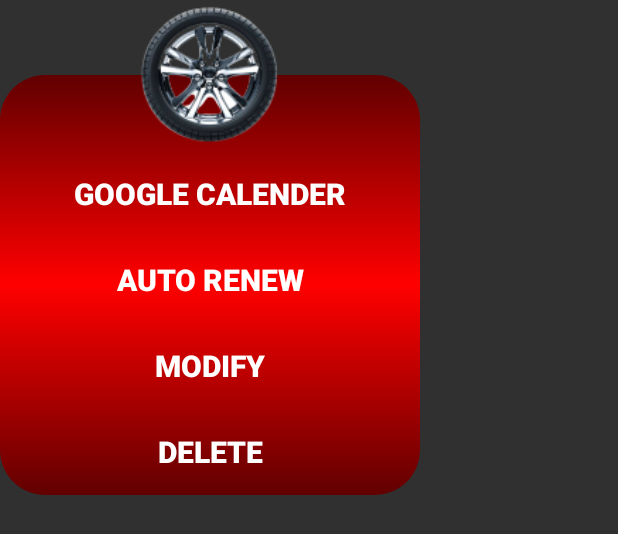
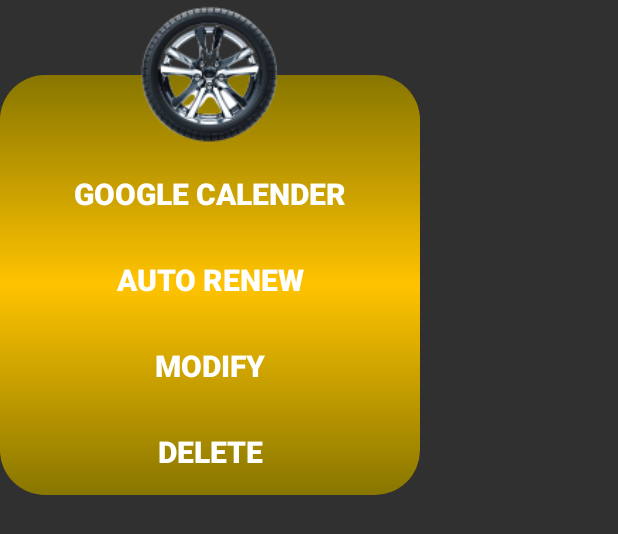
Before and after one commit to kiukiu328/FYP, an Android app: the layout evm_dialog.xml on its own in the app's theme, with its tools: preview values and no code run, on a phone screen of 412 x 824 dp. Shown: the top 534 px of the screen. Run offline under Robolectric (Android 15) with nearby library versions, the phone set to English and light mode, and no system bars.

Commit message:
Update evm_dia_bg.xml

```diff
--- a/EVhelper/app/src/main/res/drawable-xxhdpi/evm_dia_bg.xml
+++ b/EVhelper/app/src/main/res/drawable-xxhdpi/evm_dia_bg.xml
@@ -1,9 +1,9 @@
 <?xml version="1.0" encoding="utf-8"?>
 <shape xmlns:android="http://schemas.android.com/apk/res/android" android:shape="rectangle">
 
-    <gradient android:startColor="#610000"
-        android:centerColor="#FF0000"
-        android:endColor="#610000" android:type="linear"
+    <gradient android:startColor="#887600"
+        android:centerColor="#FFC300"
+        android:endColor="#887600" android:type="linear"
         android:angle="90"
         />
 
```
